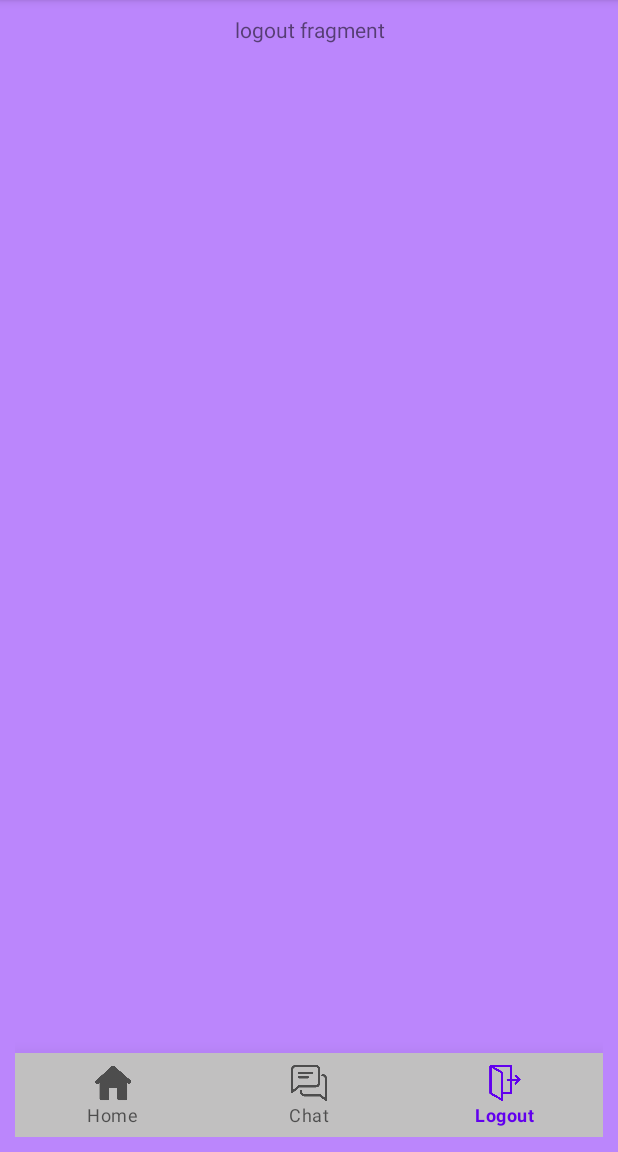
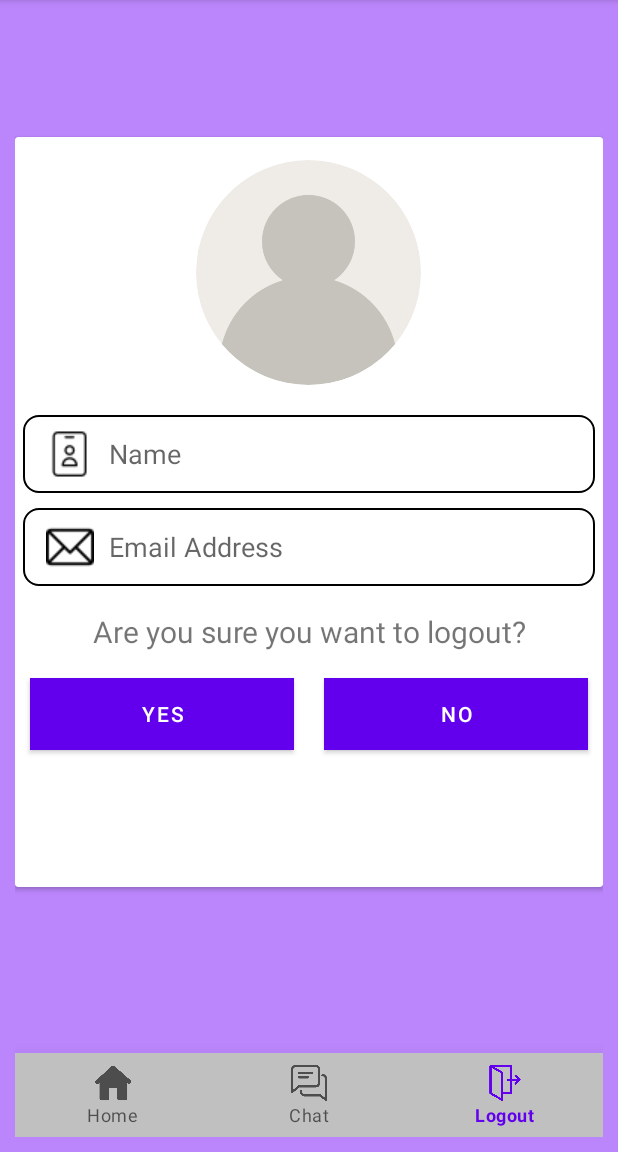
Before and after one commit to rishav0511/MSClone, an Android app: the screen it shows after launch once a user with an empty profile is signed in (Dashboard), item 3 of the bottom bar chosen, on a phone screen of 412 x 824 dp, the part 84-1236 px from its top. Run offline under Robolectric (Android 15) with nearby library versions, the phone set to English and light mode, and no system bars; our stand-ins replace CircleImageView, Firebase (no records; nobody signed in at launch, a user with empty details on screens opened directly); libraries missing offline, so code that uses them is left out: org.jitsi.meet; pictures from the network do not load; 2 statements that could not run were skipped.

Commit message:
logout implemented

```diff
--- a/app/src/main/java/com/example/msclone/LogoutFragment.java
+++ b/app/src/main/java/com/example/msclone/LogoutFragment.java
@@ -1,12 +1,24 @@
 package com.example.msclone;
 
+import android.content.Intent;
 import android.os.Bundle;
 
+import androidx.annotation.NonNull;
 import androidx.fragment.app.Fragment;
 
 import android.view.LayoutInflater;
 import android.view.View;
 import android.view.ViewGroup;
+import android.widget.Toast;
+
+import com.bumptech.glide.Glide;
+import com.example.msclone.Models.User;
+import com.example.msclone.databinding.FragmentLogoutBinding;
+import com.google.firebase.auth.FirebaseAuth;
+import com.google.firebase.database.DataSnapshot;
+import com.google.firebase.database.DatabaseError;
+import com.google.firebase.database.FirebaseDatabase;
+import com.google.firebase.database.ValueEventListener;
 
 /**
  * A simple {@link Fragment} subclass.
@@ -15,50 +27,63 @@ import android.view.ViewGroup;
  */
 public class LogoutFragment extends Fragment {
 
-    // TODO: Rename parameter arguments, choose names that match
-    // the fragment initialization parameters, e.g. ARG_ITEM_NUMBER
-    private static final String ARG_PARAM1 = "param1";
-    private static final String ARG_PARAM2 = "param2";
-
-    // TODO: Rename and change types of parameters
-    private String mParam1;
-    private String mParam2;
-
     public LogoutFragment() {
         // Required empty public constructor
     }
 
-    /**
-     * Use this factory method to create a new instance of
-     * this fragment using the provided parameters.
-     *
-     * @param param1 Parameter 1.
-     * @param param2 Parameter 2.
-     * @return A new instance of fragment LogoutFragment.
-     */
-    // TODO: Rename and change types and number of parameters
     public static LogoutFragment newInstance(String param1, String param2) {
         LogoutFragment fragment = new LogoutFragment();
-        Bundle args = new Bundle();
-        args.putString(ARG_PARAM1, param1);
-        args.putString(ARG_PARAM2, param2);
-        fragment.setArguments(args);
         return fragment;
     }
 
     @Override
     public void onCreate(Bundle savedInstanceState) {
         super.onCreate(savedInstanceState);
-        if (getArguments() != null) {
-            mParam1 = getArguments().getString(ARG_PARAM1);
-            mParam2 = getArguments().getString(ARG_PARAM2);
-        }
     }
 
+    private FirebaseDatabase mFirebaseDatabase;
+    User current;
     @Override
     public View onCreateView(LayoutInflater inflater, ViewGroup container,
                              Bundle savedInstanceState) {
         // Inflate the layout for this fragment
-        return inflater.inflate(R.layout.fragment_logout, container, false);
+        FragmentLogoutBinding binding = FragmentLogoutBinding.inflate(inflater,container,false);
+        View view = binding.getRoot();
+        mFirebaseDatabase = FirebaseDatabase.getInstance();
+
+        mFirebaseDatabase.getReference().child("users").addValueEventListener(new ValueEventListener() {
+            @Override
+            public void onDataChange(@NonNull DataSnapshot snapshot) {
+                for(DataSnapshot snapshot1:snapshot.getChildren()){
+                    User user = snapshot1.getValue(User.class);
+                    if(user.getUid().equals(FirebaseAuth.getInstance().getUid())) {
+                        current = user;
+                        if(current.getProfileImage()!=null){
+                            Glide.with(getContext()).load(current.getProfileImage())
+                                    .placeholder(R.drawable.avatar)
+                                    .into(binding.ProfileImage);
+                            binding.mNameEditText.setText(current.getName());
+                            binding.mEmailEditText2.setText(current.getEmail());
+                        }
+                    }
+                }
+            }
+            @Override
+            public void onCancelled(@NonNull DatabaseError error) {
+
+            }
+        });
+
+        binding.yes.setOnClickListener(new View.OnClickListener() {
+            @Override
+            public void onClick(View v) {
+                FirebaseAuth.getInstance().signOut();
+                Intent intent = new Intent(getContext(),Login.class);
+                startActivity(intent);
+                Toast.makeText(getActivity(), current.getEmail() + " Signed out!", Toast.LENGTH_SHORT).show();
+            }
+        });
+
+        return view;
     }
 }
--- a/app/src/main/res/layout/fragment_logout.xml
+++ b/app/src/main/res/layout/fragment_logout.xml
@@ -1,15 +1,109 @@
 <?xml version="1.0" encoding="utf-8"?>
 <FrameLayout xmlns:android="http://schemas.android.com/apk/res/android"
+    xmlns:app="http://schemas.android.com/apk/res-auto"
     xmlns:tools="http://schemas.android.com/tools"
     android:layout_width="match_parent"
     android:layout_height="match_parent"
     tools:context=".LogoutFragment">
 
-    <!-- TODO: Update blank fragment layout -->
-    <TextView
+    <androidx.constraintlayout.widget.ConstraintLayout
         android:layout_width="match_parent"
-        android:layout_height="match_parent"
-        android:gravity="center_horizontal"
-        android:text="logout fragment" />
+        android:layout_height="match_parent">
+
+        <androidx.cardview.widget.CardView
+            android:layout_width="match_parent"
+            android:layout_height="500dp"
+            app:layout_constraintBottom_toBottomOf="parent"
+            app:layout_constraintEnd_toEndOf="parent"
+            app:layout_constraintStart_toStartOf="parent"
+            app:layout_constraintTop_toTopOf="parent"
+            app:layout_constraintVertical_bias="0.422">
+
+            <LinearLayout
+                android:layout_width="match_parent"
+                android:layout_height="match_parent"
+                android:orientation="vertical">
+
+                <de.hdodenhof.circleimageview.CircleImageView
+                    android:id="@+id/ProfileImage"
+                    android:layout_width="150dp"
+                    android:layout_height="150dp"
+                    android:layout_gravity="center"
+                    android:layout_marginTop="15dp"
+                    android:layout_marginBottom="20dp"
+                    android:src="@drawable/avatar" />
+
+                <EditText
+                    android:id="@+id/mNameEditText"
+                    android:layout_width="match_parent"
+                    android:layout_height="wrap_content"
+                    android:layout_marginStart="5dp"
+                    android:layout_marginEnd="5dp"
+                    android:layout_marginBottom="10dp"
+                    android:background="@drawable/textbox"
+                    android:drawableLeft="@drawable/name"
+                    android:drawablePadding="10dp"
+                    android:focusable="false"
+                    android:ems="10"
+                    android:hint="Name"
+                    android:inputType="textEmailAddress"
+                    android:padding="10dp"
+                    android:paddingStart="15dp" />
+
+                <EditText
+                    android:id="@+id/mEmailEditText2"
+                    android:layout_width="match_parent"
+                    android:layout_height="wrap_content"
+                    android:layout_marginLeft="5dp"
+                    android:layout_marginRight="5dp"
+                    android:layout_marginBottom="10dp"
+                    android:background="@drawable/textbox"
+                    android:drawableLeft="@drawable/email"
+                    android:drawablePadding="10dp"
+                    android:focusable="false"
+                    android:ems="10"
+                    android:hint="Email Address"
+                    android:inputType="textEmailAddress"
+                    android:padding="10dp"
+                    android:paddingStart="15dp" />
+
+                <TextView
+                    android:id="@+id/textView6"
+                    android:layout_width="match_parent"
+                    android:layout_height="41dp"
+                    android:layout_gravity="center"
+                    android:gravity="center"
+                    android:text="Are you sure you want to logout?"
+                    android:textSize="20sp" />
+
+                <LinearLayout
+                    android:layout_width="match_parent"
+                    android:layout_height="match_parent"
+                    android:orientation="horizontal">
+
+                    <Button
+                        android:id="@+id/yes"
+                        android:layout_width="20dp"
+                        android:layout_height="wrap_content"
+                        android:layout_margin="10dp"
+                        android:layout_weight="1"
+                        android:background="#E31414"
+                        android:text="Yes" />
+
+                    <Button
+                        android:id="@+id/no"
+                        android:layout_width="20dp"
+                        android:layout_height="wrap_content"
+                        android:layout_margin="10dp"
+                        android:layout_weight="1"
+                        android:background="#4CAF50"
+                        android:text="No"
+                        app:cornerRadius="15dp" />
+                </LinearLayout>
+
+            </LinearLayout>
+
+        </androidx.cardview.widget.CardView>
+    </androidx.constraintlayout.widget.ConstraintLayout>
 
 </FrameLayout>
```
Also changed, not shown: app/src/main/java/com/example/msclone/Dashboard.java (+8 -16 lines), app/src/main/res/drawable/name.png (added).
